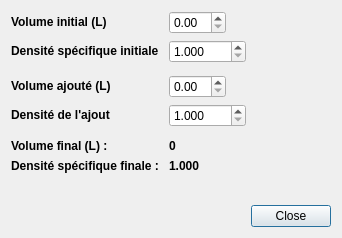
Old version of the form outilDilution.ui in the repository 314r/joliebulle.
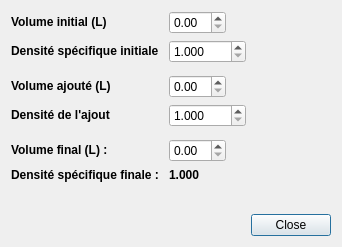
New version of the form.

Commit message: outil dilution calcul inverse sur volume

```diff
--- a/outilDilution.ui
+++ b/outilDilution.ui
@@ -74,7 +74,7 @@
      <item row="3" column="1">
       <widget class="QDoubleSpinBox" name="doubleSpinBoxVolAjoute"/>
      </item>
-     <item row="9" column="0">
+     <item row="10" column="0">
       <widget class="QLabel" name="label_4">
        <property name="text">
         <string/>
@@ -122,7 +122,7 @@
        </property>
       </widget>
      </item>
-     <item row="7" column="0">
+     <item row="8" column="0">
       <widget class="QLabel" name="label_7">
        <property name="text">
         <string>&lt;!DOCTYPE HTML PUBLIC &quot;-//W3C//DTD HTML 4.0//EN&quot; &quot;http://www.w3.org/TR/REC-html40/strict.dtd&quot;&gt;
@@ -133,18 +133,7 @@
        </property>
       </widget>
      </item>
-     <item row="6" column="1">
-      <widget class="QLabel" name="labelVolFinal">
-       <property name="text">
-        <string>&lt;!DOCTYPE HTML PUBLIC &quot;-//W3C//DTD HTML 4.0//EN&quot; &quot;http://www.w3.org/TR/REC-html40/strict.dtd&quot;&gt;
-&lt;html&gt;&lt;head&gt;&lt;meta name=&quot;qrichtext&quot; content=&quot;1&quot; /&gt;&lt;style type=&quot;text/css&quot;&gt;
-p, li { white-space: pre-wrap; }
-&lt;/style&gt;&lt;/head&gt;&lt;body style=&quot; font-family:'Droid Sans'; font-size:9pt; font-weight:400; font-style:normal;&quot;&gt;
-&lt;p style=&quot; margin-top:0px; margin-bottom:0px; margin-left:0px; margin-right:0px; -qt-block-indent:0; text-indent:0px;&quot;&gt;&lt;span style=&quot; font-weight:600;&quot;&gt;0 &lt;/span&gt;&lt;/p&gt;&lt;/body&gt;&lt;/html&gt;</string>
-       </property>
-      </widget>
-     </item>
-     <item row="7" column="1">
+     <item row="8" column="1">
       <widget class="QLabel" name="labelDensFinal">
        <property name="text">
         <string>&lt;!DOCTYPE HTML PUBLIC &quot;-//W3C//DTD HTML 4.0//EN&quot; &quot;http://www.w3.org/TR/REC-html40/strict.dtd&quot;&gt;
@@ -181,7 +170,7 @@
        </property>
       </spacer>
      </item>
-     <item row="8" column="0">
+     <item row="9" column="0">
       <spacer name="verticalSpacer_3">
        <property name="orientation">
         <enum>Qt::Vertical</enum>
@@ -194,6 +183,9 @@
        </property>
       </spacer>
      </item>
+     <item row="6" column="1">
+      <widget class="QDoubleSpinBox" name="doubleSpinBoxVolFinal"/>
+     </item>
     </layout>
    </item>
    <item row="1" column="0">
```
The commit also changes 2 other files.
